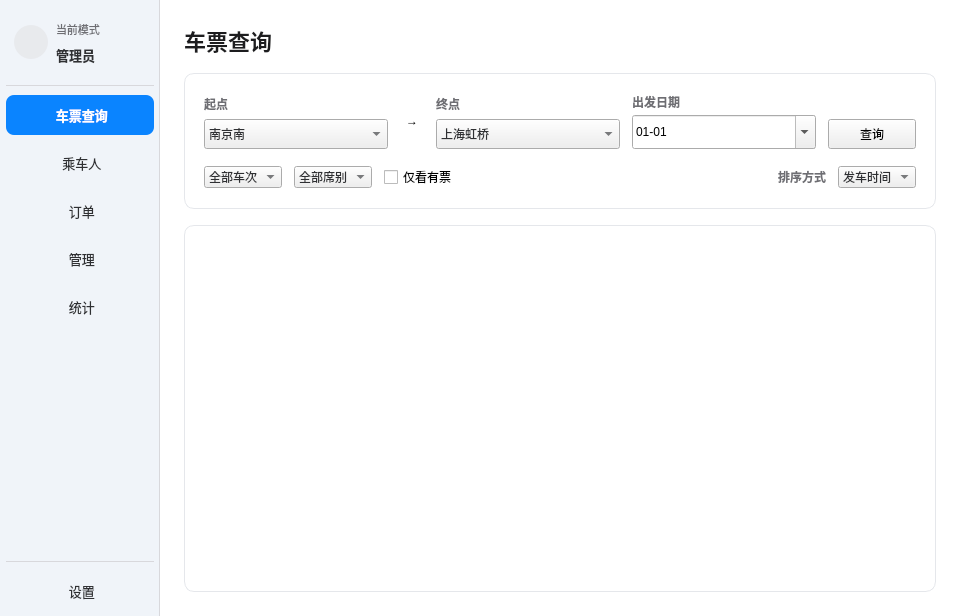
This is mainwindow.ui in miunerofrade/seu-qt-summer-school as Qt 5 draws it before an edit. The edited form follows.
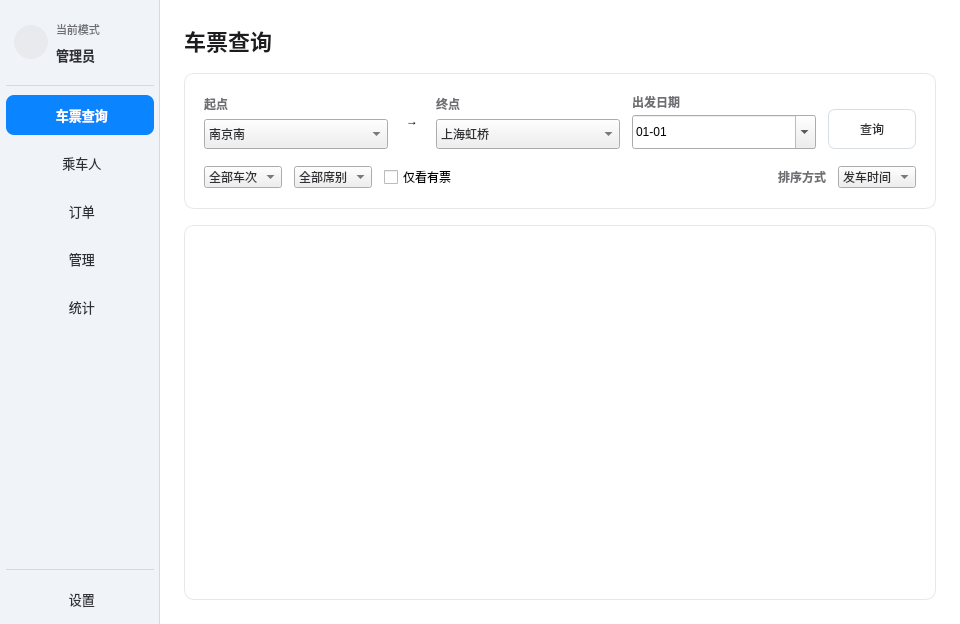
This is the edited form. Icons and pictures are not drawn. Custom widgets are drawn as their Qt base class.

Commit message: style:统一了样式

Diff of the .ui file:
```diff
--- a/mainwindow.ui
+++ b/mainwindow.ui
@@ -20,6 +20,35 @@
    <string>MainWindow</string>
   </property>
   <widget class="QWidget" name="centralwidget">
+   <property name="styleSheet">
+    <string notr="true">QPushButton {
+    background-color: #FFFFFF;
+    border: 1px solid #D8DDE6;
+    border-radius: 7px;
+    color: #2F3033;
+    padding: 5px 14px;
+}
+
+QPushButton:hover {
+    background-color: #F5F8FC;
+    border-color: #AEB8C6;
+}
+
+QPushButton:pressed {
+    background-color: #E8EEF6;
+    border-color: #8FA1B5;
+}
+
+QPushButton:focus {
+    border-color: #0A84FF;
+}
+
+QPushButton:disabled {
+    background-color: #F4F5F7;
+    border-color: #E3E5E8;
+    color: #A1A1A6;
+}</string>
+   </property>
    <layout class="QHBoxLayout" name="horizontalLayout">
     <property name="spacing">
      <number>0</number>
```
The commit also changes 1 other file.
